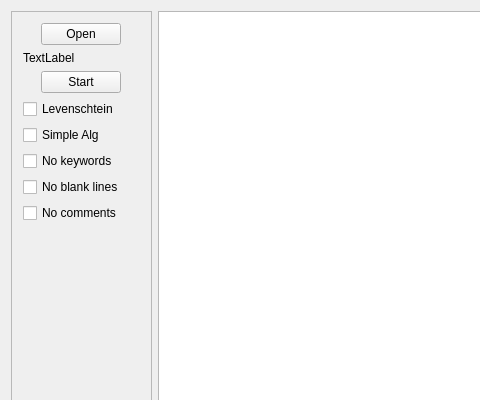
Above: Projekt/project/app/mainwindow.ui from MichalBernacki/Plagiarism_detection_app before the change; both pictures show x 0 to 480 and y 0 to 400 of the 1200 by 800 pixel window. Below: the same form after it.
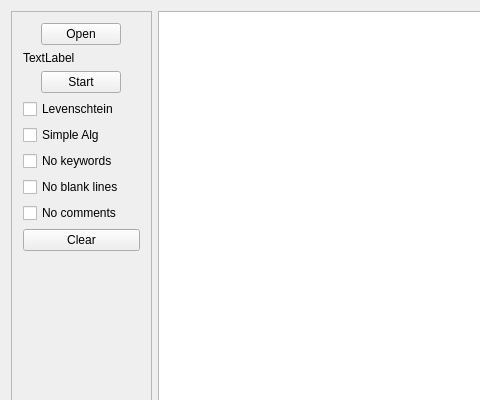
That is the form after the change.

Commit message: states refactor + added new button - clear clearstate now clear and go to startup instead of open

The edit to the form file:
```diff
--- a/Projekt/project/app/mainwindow.ui
+++ b/Projekt/project/app/mainwindow.ui
@@ -156,6 +156,13 @@
            </item>
           </layout>
          </item>
+         <item>
+          <widget class="QPushButton" name="pbClear">
+           <property name="text">
+            <string>Clear</string>
+           </property>
+          </widget>
+         </item>
          <item>
           <spacer name="verticalSpacer">
            <property name="orientation">
```
The commit also changes 1 other file.
